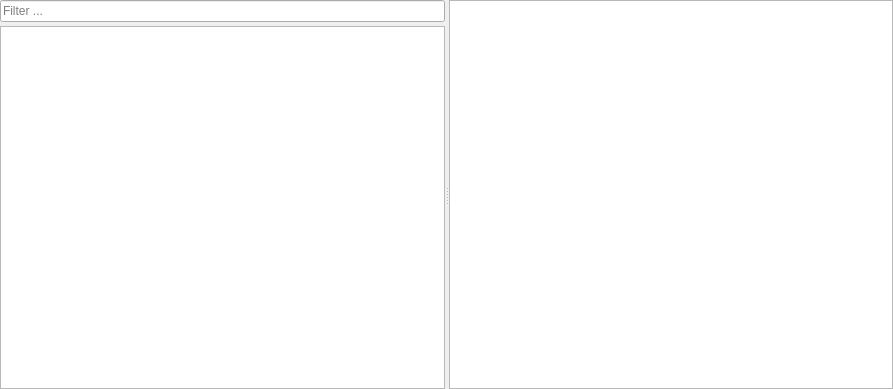
First picture: the form in src/reference/symbolreferencewidget.ui, repository GAMS-dev/studio, before the edit.
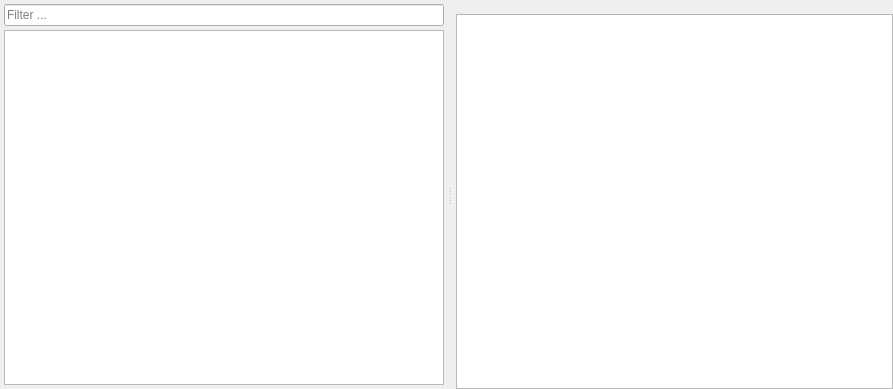
Second picture: the form after the edit. Custom widgets are drawn as their Qt base class.

Commit message: ref viewer: key navigation through symbols and reference points

The edit to the form file:
```diff
--- a/src/reference/symbolreferencewidget.ui
+++ b/src/reference/symbolreferencewidget.ui
@@ -46,16 +46,16 @@
         <number>4</number>
        </property>
        <property name="leftMargin">
-        <number>0</number>
+        <number>4</number>
        </property>
        <property name="topMargin">
-        <number>0</number>
+        <number>4</number>
        </property>
        <property name="rightMargin">
-        <number>0</number>
+        <number>4</number>
        </property>
        <property name="bottomMargin">
-        <number>0</number>
+        <number>4</number>
        </property>
        <item>
         <widget class="gams::studio::FilterLineEdit" name="symbolSearchLineEdit">
@@ -88,7 +88,38 @@
        </item>
       </layout>
      </widget>
-     <widget class="QTreeView" name="referenceView"/>
+     <widget class="QWidget" name="referenceWidget" native="true">
+      <layout class="QVBoxLayout" name="verticalLayout_3">
+       <property name="spacing">
+        <number>0</number>
+       </property>
+       <property name="leftMargin">
+        <number>4</number>
+       </property>
+       <property name="topMargin">
+        <number>0</number>
+       </property>
+       <property name="rightMargin">
+        <number>0</number>
+       </property>
+       <property name="bottomMargin">
+        <number>0</number>
+       </property>
+       <item>
+        <widget class="QLabel" name="referenceLabel">
+         <property name="lineWidth">
+          <number>1</number>
+         </property>
+         <property name="text">
+          <string/>
+         </property>
+        </widget>
+       </item>
+       <item>
+        <widget class="QTreeView" name="referenceView"/>
+       </item>
+      </layout>
+     </widget>
     </widget>
    </item>
   </layout>
```
Left out of the diff: 6 changed lines with no effect on the pictures. The commit also changes 23 other files.
